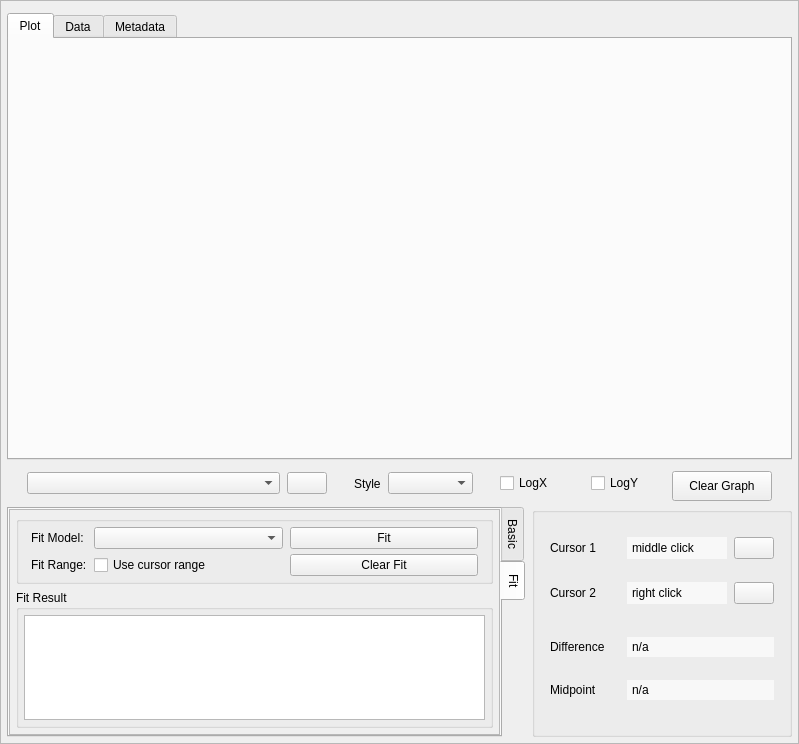
This is src/mdaviz/resources/mda_file_viz.ui in BCDA-APS/mdaviz as Qt 5 draws it before an edit. The edited form follows.
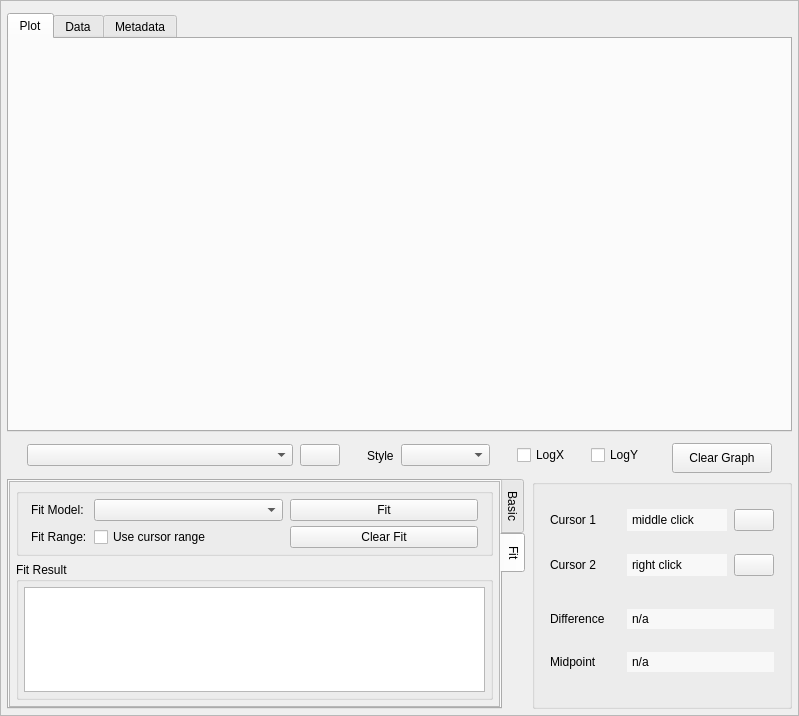
This is the edited form. Icons and pictures are not drawn.

Commit message:
fix: Update file dialog for PyQt6 compatibility
- Change exec_() to exec() for PyQt6 method naming
- Replace OpenDialog.accepted with QFileDialog.DialogCode.Accepted
- Add QFileDialog import for proper dialog result constants
- Remove unnecessary debug statements and duplicate folder loading calls

Fixes file opening functionality that was broken after PyQt6 migration.

What changed in the file:
```diff
--- a/src/mdaviz/resources/mda_file_viz.ui
+++ b/src/mdaviz/resources/mda_file_viz.ui
@@ -7,7 +7,7 @@
     <x>0</x>
     <y>0</y>
     <width>799</width>
-    <height>744</height>
+    <height>716</height>
    </rect>
   </property>
   <property name="windowTitle">
@@ -43,7 +43,7 @@
         <x>0</x>
         <y>0</y>
         <width>797</width>
-        <height>742</height>
+        <height>714</height>
        </rect>
       </property>
       <layout class="QVBoxLayout" name="verticalLayout">
@@ -169,7 +169,7 @@
            <height>35</height>
           </size>
          </property>
-         <layout class="QHBoxLayout" name="horizontalLayout_1" stretch="3,0,0,0,1,0,1">
+         <layout class="QHBoxLayout" name="horizontalLayout_1" stretch="3,0,0,0,1,0,1,0,0,0,0">
           <property name="spacing">
            <number>7</number>
           </property>
@@ -274,6 +274,12 @@
           </item>
           <item>
            <widget class="QCheckBox" name="logXCheckBox">
+            <property name="maximumSize">
+             <size>
+              <width>57</width>
+              <height>16777215</height>
+             </size>
+            </property>
             <property name="toolTip">
              <string>Use logarithmic scale for X-axis</string>
             </property>
@@ -282,6 +288,19 @@
             </property>
            </widget>
           </item>
+          <item>
+           <spacer name="horizontalSpacer_4">
+            <property name="orientation">
+             <enum>Qt::Horizontal</enum>
+            </property>
+            <property name="sizeHint" stdset="0">
+             <size>
+              <width>10</width>
+              <height>20</height>
+             </size>
+            </property>
+           </spacer>
+          </item>
           <item>
            <widget class="QCheckBox" name="logYCheckBox">
             <property name="toolTip">
```
The commit also changes 2 other files.
